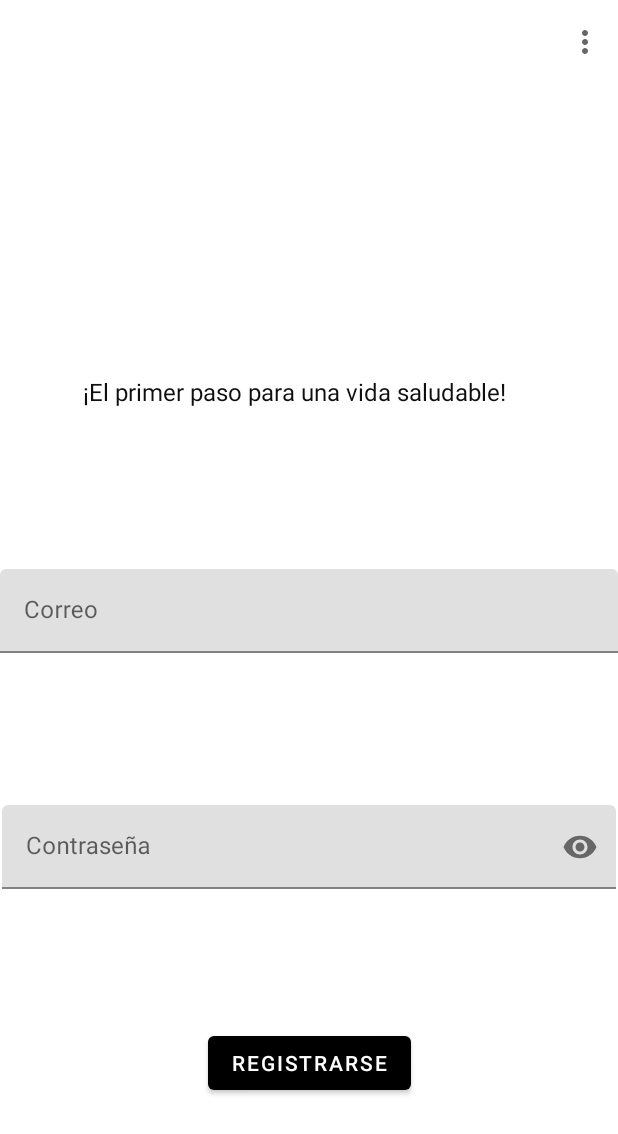
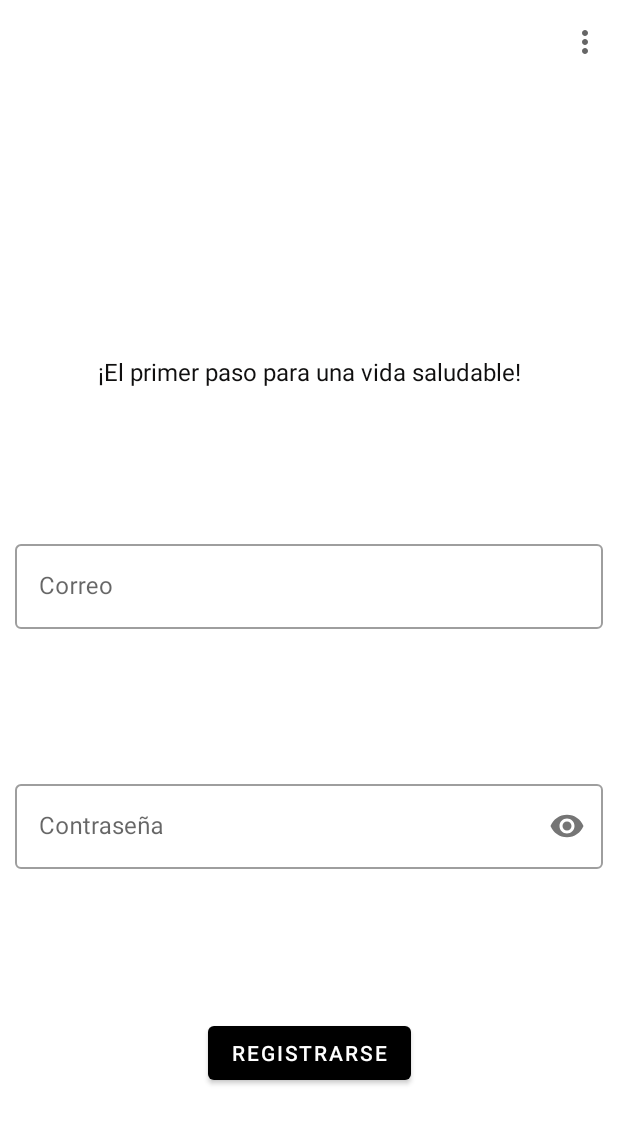
Before and after one commit to GonzaloSantizo/PlatMovProyectos, an Android app: the RegisterFragment screen opened through its navigation route, on a phone screen of 412 x 824 dp. Shown: the top 1134 px of the screen. Run offline under Robolectric (Android 15) with nearby library versions, the phone set to English and light mode, and no system bars; our stand-ins replace Dagger/Hilt's generated code.

Commit message:
Modificiones extra

```diff
--- a/app/build.gradle
+++ b/app/build.gradle
@@ -76,8 +76,27 @@ dependencies {
     def lifecycle_version = "2.5.1"
     implementation "androidx.lifecycle:lifecycle-runtime-ktx:$lifecycle_version"
 
-
     testImplementation 'junit:junit:4.13.2'
     androidTestImplementation 'androidx.test.ext:junit:1.1.3'
     androidTestImplementation 'androidx.test.espresso:espresso-core:3.4.0'
+
+    def room_version = "2.4.3"
+
+    implementation "androidx.room:room-runtime:$room_version"
+    annotationProcessor "androidx.room:room-compiler:$room_version"
+    // optional - RxJava2 support for Room
+    implementation "androidx.room:room-rxjava2:$room_version"
+
+    // optional - RxJava3 support for Room
+    implementation "androidx.room:room-rxjava3:$room_version"
+
+    // optional - Guava support for Room, including Optional and ListenableFuture
+    implementation "androidx.room:room-guava:$room_version"
+
+    // optional - Test helpers
+    testImplementation "androidx.room:room-testing:$room_version"
+
+    // optional - Paging 3 Integration
+    implementation "androidx.room:room-paging:2.5.0-alpha01"
+
 }
--- a/app/src/main/java/com/plataformas/proyecto/data/remote/firestore/ExercisesDto.kt
+++ b/app/src/main/java/com/plataformas/proyecto/data/remote/firestore/ExercisesDto.kt
@@ -3,4 +3,5 @@ package com.plataformas.proyecto.data.remote.firestore
 data class ExercisesDto(
     var excercise: String ?= null,
     var description: String ?= null,
-    var image : String ?= null )
+    var image : String ?= null
+)
--- a/app/src/main/res/layout/fragment_register.xml
+++ b/app/src/main/res/layout/fragment_register.xml
@@ -8,28 +8,29 @@
 
     <ImageView
         android:id="@+id/imageView2"
-        android:layout_width="282dp"
-        android:layout_height="161dp"
+        android:layout_width="match_parent"
+        android:layout_height="wrap_content"
+        android:layout_marginTop="20dp"
         android:contentDescription="@string/todo"
-        app:layout_constraintBottom_toBottomOf="parent"
+        app:layout_constraintBottom_toTopOf="@+id/textView"
         app:layout_constraintEnd_toEndOf="parent"
-        app:layout_constraintHorizontal_bias="0.498"
         app:layout_constraintStart_toStartOf="parent"
         app:layout_constraintTop_toTopOf="parent"
-        app:layout_constraintVertical_bias="0.026"
+        app:layout_constraintVertical_bias="0.5"
         tools:ignore="ImageContrastCheck"
         tools:src="@tools:sample/avatars" />
 
     <com.google.android.material.textfield.TextInputLayout
         android:id="@+id/textInputLayout2"
-        android:layout_width="0dp"
+        style="@style/Widget.MaterialComponents.TextInputLayout.OutlinedBox"
+        android:layout_width="match_parent"
         android:layout_height="wrap_content"
-        app:layout_constraintBottom_toBottomOf="parent"
+        android:layout_marginStart="10dp"
+        android:layout_marginEnd="10dp"
+        app:layout_constraintBottom_toTopOf="@+id/textInputLayout3"
         app:layout_constraintEnd_toEndOf="parent"
-        app:layout_constraintHorizontal_bias="1.0"
         app:layout_constraintStart_toStartOf="parent"
-        app:layout_constraintTop_toBottomOf="@+id/imageView2"
-        app:layout_constraintVertical_bias="0.34">
+        app:layout_constraintTop_toBottomOf="@+id/textView">
 
         <com.google.android.material.textfield.TextInputEditText
             android:layout_width="match_parent"
@@ -39,25 +40,27 @@
             tools:ignore="TextContrastCheck,TextContrastCheck" />
     </com.google.android.material.textfield.TextInputLayout>
 
+
     <com.google.android.material.textfield.TextInputLayout
         android:id="@+id/textInputLayout3"
-        android:layout_width="409dp"
+        style="@style/Widget.MaterialComponents.TextInputLayout.OutlinedBox"
+        android:layout_width="match_parent"
         android:layout_height="wrap_content"
-        app:layout_constraintBottom_toBottomOf="parent"
+        android:layout_marginStart="10dp"
+        android:layout_marginEnd="10dp"
+        android:hint="@string/password"
+        app:layout_constraintBottom_toTopOf="@+id/btnRegistrarse"
         app:layout_constraintEnd_toEndOf="parent"
         app:layout_constraintStart_toStartOf="parent"
         app:layout_constraintTop_toBottomOf="@+id/textInputLayout2"
-        app:layout_constraintVertical_bias="0.305"
         app:passwordToggleEnabled="true">
 
         <com.google.android.material.textfield.TextInputEditText
             android:layout_width="match_parent"
-            android:layout_height="wrap_content"
-            android:hint="@string/password"
+            android:layout_height="match_parent"
+            android:inputType="textPassword"
             android:textColorHint="#616161"
-            tools:ignore="TextContrastCheck"
-            android:inputType="textPassword"
-            />
+            tools:ignore="TextContrastCheck" />
     </com.google.android.material.textfield.TextInputLayout>
 
     <Button
@@ -68,18 +71,39 @@
         app:layout_constraintBottom_toBottomOf="parent"
         app:layout_constraintEnd_toEndOf="parent"
         app:layout_constraintStart_toStartOf="parent"
-        app:layout_constraintTop_toBottomOf="@+id/textInputLayout3" />
+        app:layout_constraintTop_toBottomOf="@+id/textInputLayout3"
+        app:layout_constraintVertical_bias="0.5" />
 
     <TextView
         android:id="@+id/textView"
-        android:layout_width="301dp"
-        android:layout_height="58dp"
+        android:layout_width="wrap_content"
+        android:layout_height="wrap_content"
+        android:layout_marginTop="20dp"
         android:text="@string/el_primer_paso_para_una_vida_saludable"
         android:textColor="#100F0F"
         android:textSize="16sp"
         app:layout_constraintBottom_toTopOf="@+id/textInputLayout2"
         app:layout_constraintEnd_toEndOf="parent"
         app:layout_constraintStart_toStartOf="parent"
-        app:layout_constraintTop_toBottomOf="@+id/imageView2" />
+        app:layout_constraintTop_toBottomOf="@+id/imageView2"
+        app:layout_constraintVertical_bias="0.5" />
+
+    <androidx.constraintlayout.widget.Group
+        android:id="@+id/group"
+        android:layout_width="wrap_content"
+        android:layout_height="wrap_content"
+        app:constraint_referenced_ids="imageView2,textView" />
+
+    <androidx.constraintlayout.widget.Group
+        android:id="@+id/group2"
+        android:layout_width="wrap_content"
+        android:layout_height="wrap_content"
+        app:constraint_referenced_ids="imageView2,textView" />
+
+    <androidx.constraintlayout.helper.widget.Layer
+        android:id="@+id/layer"
+        android:layout_width="wrap_content"
+        android:layout_height="wrap_content"
+        app:constraint_referenced_ids="imageView2,textView" />
 
 </androidx.constraintlayout.widget.ConstraintLayout>
```
